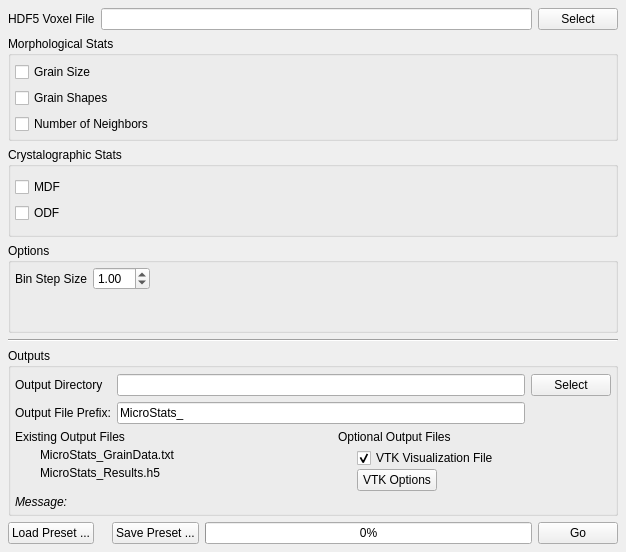
Before: the Qt Designer form Source/UIPlugins/MicrostructureStatistics/MicrostructureStatisticsWidget.ui in BlueQuartzSoftware/DREAM3D, drawn with Qt 5.
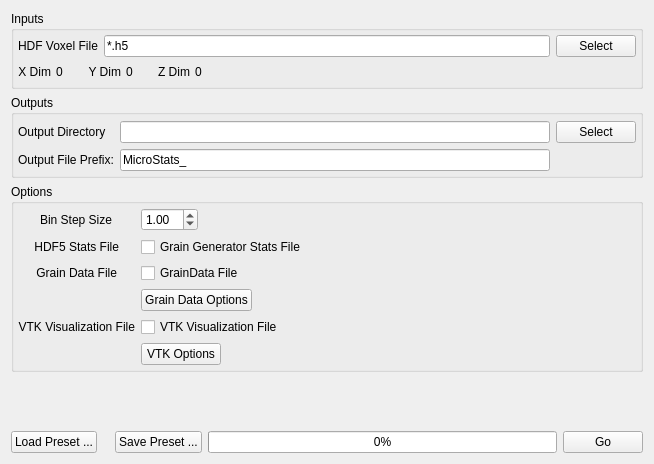
After: the same form once the commit is applied. Icons and pictures are not drawn. Custom widgets are drawn as their Qt base class.

Commit message: Adding microstats widget ui widgets as requested. Needs testing.

What changed in the file:
```diff
--- a/Source/UIPlugins/MicrostructureStatistics/MicrostructureStatisticsWidget.ui
+++ b/Source/UIPlugins/MicrostructureStatistics/MicrostructureStatisticsWidget.ui
@@ -6,30 +6,42 @@
    <rect>
     <x>0</x>
     <y>0</y>
-    <width>626</width>
-    <height>552</height>
+    <width>654</width>
+    <height>464</height>
    </rect>
   </property>
   <property name="windowTitle">
    <string>Form</string>
   </property>
   <layout class="QVBoxLayout" name="verticalLayout">
+   <item>
+    <widget class="QGroupBox" name="groupBox_5">
+     <property name="title">
+      <string>Inputs</string>
+     </property>
+     <layout class="QVBoxLayout" name="verticalLayout_4">
+      <property name="spacing">
+       <number>5</number>
+      </property>
    <property name="margin">
-    <number>8</number>
+       <number>4</number>
    </property>
    <item>
-    <layout class="QGridLayout" name="gridLayout_6">
+       <layout class="QGridLayout" name="gridLayout_10">
+        <property name="spacing">
+         <number>6</number>
+        </property>
      <item row="0" column="0">
       <widget class="QLabel" name="label_11">
        <property name="text">
-        <string>HDF5 Voxel File</string>
+           <string>HDF Voxel File</string>
        </property>
       </widget>
      </item>
      <item row="0" column="1">
       <widget class="QFSDropLineEdit" name="m_InputFile">
-       <property name="enabled">
-        <bool>true</bool>
+          <property name="text">
+           <string>*.h5</string>
        </property>
       </widget>
      </item>
@@ -43,137 +55,106 @@
     </layout>
    </item>
    <item>
-    <widget class="QGroupBox" name="groupBox_2">
-     <property name="title">
-      <string>Morphological Stats</string>
-     </property>
-     <layout class="QVBoxLayout" name="verticalLayout_6">
-      <property name="spacing">
-       <number>6</number>
-      </property>
-      <property name="leftMargin">
-       <number>4</number>
-      </property>
-      <property name="topMargin">
-       <number>6</number>
-      </property>
-      <property name="rightMargin">
-       <number>4</number>
-      </property>
-      <property name="bottomMargin">
-       <number>4</number>
-      </property>
+       <layout class="QHBoxLayout" name="horizontalLayout_3">
       <item>
-       <layout class="QGridLayout" name="gridLayout_7">
-        <item row="2" column="0">
-         <widget class="QCheckBox" name="m_ComputeNumNeighbors">
+         <widget class="QLabel" name="label_4">
           <property name="text">
-           <string>Number of Neighbors</string>
+           <string>X Dim</string>
           </property>
-         </widget>
-        </item>
-        <item row="1" column="0">
-         <widget class="QCheckBox" name="m_ComputeGrainShapes">
-          <property name="text">
-           <string>Grain Shapes</string>
+          <property name="alignment">
+           <set>Qt::AlignRight|Qt::AlignTrailing|Qt::AlignVCenter</set>
           </property>
          </widget>
         </item>
-        <item row="0" column="0">
-         <widget class="QCheckBox" name="m_ComputeGrainSize">
+        <item>
+         <widget class="QLabel" name="xDim">
           <property name="text">
-           <string>Grain Size</string>
+           <string>0</string>
           </property>
          </widget>
         </item>
-       </layout>
-      </item>
-     </layout>
-    </widget>
-   </item>
    <item>
-    <widget class="QGroupBox" name="groupBox_3">
-     <property name="title">
-      <string>Crystalographic Stats</string>
-     </property>
-     <layout class="QVBoxLayout" name="verticalLayout_3">
-      <property name="margin">
-       <number>4</number>
-      </property>
+         <spacer name="horizontalSpacer">
+          <property name="orientation">
+           <enum>Qt::Horizontal</enum>
+          </property>
+          <property name="sizeType">
+           <enum>QSizePolicy::Fixed</enum>
+          </property>
+          <property name="sizeHint" stdset="0">
+           <size>
+            <width>20</width>
+            <height>20</height>
+           </size>
+          </property>
+         </spacer>
+        </item>
       <item>
-       <layout class="QGridLayout" name="gridLayout_9">
-        <item row="0" column="0">
-         <widget class="QCheckBox" name="m_ComputeMDF">
+         <widget class="QLabel" name="label_6">
           <property name="text">
-           <string>MDF</string>
+           <string>Y Dim</string>
           </property>
+          <property name="alignment">
+           <set>Qt::AlignRight|Qt::AlignTrailing|Qt::AlignVCenter</set>
+          </property>
          </widget>
         </item>
-        <item row="1" column="0">
-         <widget class="QCheckBox" name="m_ComputeODF">
+        <item>
+         <widget class="QLabel" name="yDim">
           <property name="text">
-           <string>ODF</string>
+           <string>0</string>
           </property>
          </widget>
         </item>
-       </layout>
-      </item>
-     </layout>
-    </widget>
-   </item>
    <item>
-    <widget class="QGroupBox" name="groupBox_4">
-     <property name="title">
-      <string>Options</string>
-     </property>
-     <layout class="QHBoxLayout" name="horizontalLayout">
-      <property name="spacing">
-       <number>4</number>
-      </property>
-      <property name="margin">
-       <number>4</number>
-      </property>
+         <spacer name="horizontalSpacer_2">
+          <property name="orientation">
+           <enum>Qt::Horizontal</enum>
+          </property>
+          <property name="sizeType">
+           <enum>QSizePolicy::Fixed</enum>
+          </property>
+          <property name="sizeHint" stdset="0">
+           <size>
+            <width>20</width>
+            <height>20</height>
+           </size>
+          </property>
+         </spacer>
+        </item>
       <item>
-       <layout class="QFormLayout" name="formLayout_5">
-        <property name="fieldGrowthPolicy">
-         <enum>QFormLayout::FieldsStayAtSizeHint</enum>
-        </property>
-        <property name="labelAlignment">
-         <set>Qt::AlignCenter</set>
-        </property>
-        <property name="horizontalSpacing">
-         <number>6</number>
-        </property>
-        <property name="verticalSpacing">
-         <number>6</number>
-        </property>
-        <property name="rightMargin">
-         <number>10</number>
-        </property>
-        <item row="2" column="0">
-         <widget class="QLabel" name="label">
+         <widget class="QLabel" name="label_8">
           <property name="text">
-           <string>Bin Step Size</string>
+           <string>Z Dim</string>
           </property>
+          <property name="alignment">
+           <set>Qt::AlignRight|Qt::AlignTrailing|Qt::AlignVCenter</set>
+          </property>
          </widget>
         </item>
-        <item row="2" column="1">
-         <widget class="QDoubleSpinBox" name="m_BinStepSize">
-          <property name="value">
-           <double>1.000000000000000</double>
+        <item>
+         <widget class="QLabel" name="zDim">
+          <property name="text">
+           <string>0</string>
           </property>
          </widget>
         </item>
-       </layout>
-      </item>
-     </layout>
-    </widget>
-   </item>
    <item>
-    <widget class="Line" name="line_7">
+         <spacer name="horizontalSpacer_6">
      <property name="orientation">
       <enum>Qt::Horizontal</enum>
      </property>
+          <property name="sizeHint" stdset="0">
+           <size>
+            <width>40</width>
+            <height>20</height>
+           </size>
+          </property>
+         </spacer>
+        </item>
+       </layout>
+      </item>
+     </layout>
     </widget>
    </item>
    <item>
@@ -232,159 +213,147 @@
         </item>
        </layout>
       </item>
-      <item>
-       <layout class="QGridLayout" name="gridLayout_8">
-        <property name="spacing">
-         <number>4</number>
-        </property>
-        <item row="0" column="1">
-         <widget class="QLabel" name="label_23">
-          <property name="text">
-           <string>Existing Output Files</string>
-          </property>
-         </widget>
-        </item>
-        <item row="1" column="1">
-         <layout class="QFormLayout" name="formLayout_6">
-          <property name="fieldGrowthPolicy">
-           <enum>QFormLayout::FieldsStayAtSizeHint</enum>
-          </property>
-          <property name="labelAlignment">
-           <set>Qt::AlignCenter</set>
-          </property>
-          <property name="formAlignment">
-           <set>Qt::AlignHCenter|Qt::AlignTop</set>
-          </property>
-          <property name="horizontalSpacing">
-           <number>12</number>
-          </property>
-          <property name="verticalSpacing">
-           <number>4</number>
-          </property>
-          <item row="0" column="0">
-           <widget class="QLabel" name="m_GrainDataFileIcon">
-            <property name="text">
-             <string/>
-            </property>
-            <property name="pixmap">
-             <pixmap resource="../../../Resources/icons/images/Icons.qrc">:/Delete-16x16.png</pixmap>
-            </property>
-           </widget>
-          </item>
-          <item row="0" column="1">
-           <widget class="QLabel" name="m_GrainDataFile">
-            <property name="minimumSize">
-             <size>
-              <width>300</width>
-              <height>0</height>
-             </size>
-            </property>
-            <property name="text">
-             <string>MicroStats_GrainData.txt</string>
-            </property>
-           </widget>
-          </item>
-          <item row="1" column="0">
-           <widget class="QLabel" name="m_H5StatisticsFileIcon">
-            <property name="text">
-             <string/>
-            </property>
-            <property name="pixmap">
-             <pixmap resource="../../../Resources/icons/images/Icons.qrc">:/Delete-16x16.png</pixmap>
-            </property>
-           </widget>
-          </item>
-          <item row="1" column="1">
-           <widget class="QLabel" name="m_H5StatisticsFile">
-            <property name="minimumSize">
-             <size>
-              <width>300</width>
-              <height>0</height>
-             </size>
-            </property>
-            <property name="text">
-             <string>MicroStats_Results.h5</string>
-            </property>
-           </widget>
-          </item>
-         </layout>
-        </item>
-        <item row="2" column="1" colspan="2">
-         <widget class="QLabel" name="messageLabel">
-          <property name="font">
-           <font>
-            <italic>true</italic>
-           </font>
-          </property>
-          <property name="text">
-           <string>Message:</string>
-          </property>
-          <property name="wordWrap">
-           <bool>true</bool>
+     </layout>
+    </widget>
+   </item>
+   <item>
+    <widget class="QGroupBox" name="groupBox_4">
+     <property name="title">
+      <string>Options</string>
+     </property>
+     <layout class="QHBoxLayout" name="horizontalLayout">
+      <property name="spacing">
+       <number>4</number>
           </property>
           <property name="margin">
-           <number>3</number>
-          </property>
-         </widget>
-        </item>
-        <item row="1" column="2">
-         <layout class="QFormLayout" name="formLayout">
+       <number>4</number>
+      </property>
+      <item>
+       <layout class="QFormLayout" name="formLayout_5">
           <property name="fieldGrowthPolicy">
            <enum>QFormLayout::FieldsStayAtSizeHint</enum>
           </property>
           <property name="labelAlignment">
            <set>Qt::AlignCenter</set>
           </property>
-          <property name="formAlignment">
-           <set>Qt::AlignLeading|Qt::AlignLeft|Qt::AlignTop</set>
-          </property>
           <property name="horizontalSpacing">
-           <number>12</number>
+         <number>6</number>
           </property>
           <property name="verticalSpacing">
-           <number>1</number>
-          </property>
+         <number>6</number>
+        </property>
+        <property name="rightMargin">
+         <number>10</number>
+        </property>
+        <item row="1" column="0">
+         <widget class="QLabel" name="label">
+          <property name="text">
+           <string>Bin Step Size</string>
+          </property>
+          <property name="alignment">
+           <set>Qt::AlignRight|Qt::AlignTrailing|Qt::AlignVCenter</set>
+          </property>
+         </widget>
+        </item>
           <item row="1" column="1">
+         <widget class="QDoubleSpinBox" name="m_BinStepSize">
+          <property name="value">
+           <double>1.000000000000000</double>
+          </property>
+         </widget>
+        </item>
+        <item row="2" column="1">
+         <widget class="QCheckBox" name="m_H5StatisticsFile">
+          <property name="text">
+           <string>Grain Generator Stats File</string>
+          </property>
+          <property name="checked">
+           <bool>false</bool>
+          </property>
+         </widget>
+        </item>
+        <item row="2" column="0">
+         <widget class="QLabel" name="label_3">
+          <property name="text">
+           <string>HDF5 Stats File</string>
+          </property>
+          <property name="alignment">
+           <set>Qt::AlignRight|Qt::AlignTrailing|Qt::AlignVCenter</set>
+          </property>
+         </widget>
+        </item>
+        <item row="3" column="1">
+         <widget class="QCheckBox" name="m_GrainDataFile">
+          <property name="text">
+           <string>GrainData File</string>
+          </property>
+          <property name="checked">
+           <bool>false</bool>
+          </property>
+         </widget>
+        </item>
+        <item row="3" column="0">
+         <widget class="QLabel" name="label_7">
+          <property name="text">
+           <string>Grain Data File</string>
+          </property>
+          <property name="alignment">
+           <set>Qt::AlignRight|Qt::AlignTrailing|Qt::AlignVCenter</set>
+          </property>
+         </widget>
+        </item>
+        <item row="4" column="1">
+         <widget class="QPushButton" name="m_GrainFileOptionsBtn">
+          <property name="text">
+           <string>Grain Data Options</string>
+          </property>
+         </widget>
+        </item>
+        <item row="5" column="1">
            <widget class="QCheckBox" name="m_VisualizationVizFile">
             <property name="text">
              <string>VTK Visualization File</string>
             </property>
             <property name="checked">
-             <bool>true</bool>
+           <bool>false</bool>
             </property>
            </widget>
           </item>
-          <item row="2" column="1">
+        <item row="5" column="0">
+         <widget class="QLabel" name="label_9">
+          <property name="text">
+           <string>VTK Visualization File</string>
+          </property>
+          <property name="alignment">
+           <set>Qt::AlignRight|Qt::AlignTrailing|Qt::AlignVCenter</set>
+          </property>
+         </widget>
+        </item>
+        <item row="6" column="1">
            <widget class="QPushButton" name="m_VtkOptionsBtn">
             <property name="text">
              <string>VTK Options</string>
             </property>
            </widget>
           </item>
-          <item row="1" column="0">
-           <widget class="QLabel" name="m_VisualizationVizFileIcon">
-            <property name="text">
-             <string/>
-            </property>
-            <property name="pixmap">
-             <pixmap resource="../../../Resources/icons/images/Icons.qrc">:/Delete-16x16.png</pixmap>
-            </property>
-           </widget>
-          </item>
-         </layout>
-        </item>
-        <item row="0" column="2">
-         <widget class="QLabel" name="label_24">
-          <property name="text">
-           <string>Optional Output Files</string>
-          </property>
-         </widget>
-        </item>
-       </layout>
-      </item>
-     </layout>
+       </layout>
+      </item>
+     </layout>
     </widget>
    </item>
+   <item>
+    <spacer name="verticalSpacer">
+     <property name="orientation">
+      <enum>Qt::Vertical</enum>
+     </property>
+     <property name="sizeHint" stdset="0">
+      <size>
+       <width>20</width>
+       <height>40</height>
+      </size>
+     </property>
+    </spacer>
+   </item>
    <item>
     <layout class="QHBoxLayout" name="BIG_LAYOUT">
      <item>
```
Left out of the diff: 2 changed lines with no effect on the pictures. Lines whose indentation alone changed are shown as unchanged. The commit also changes 6 other files.
